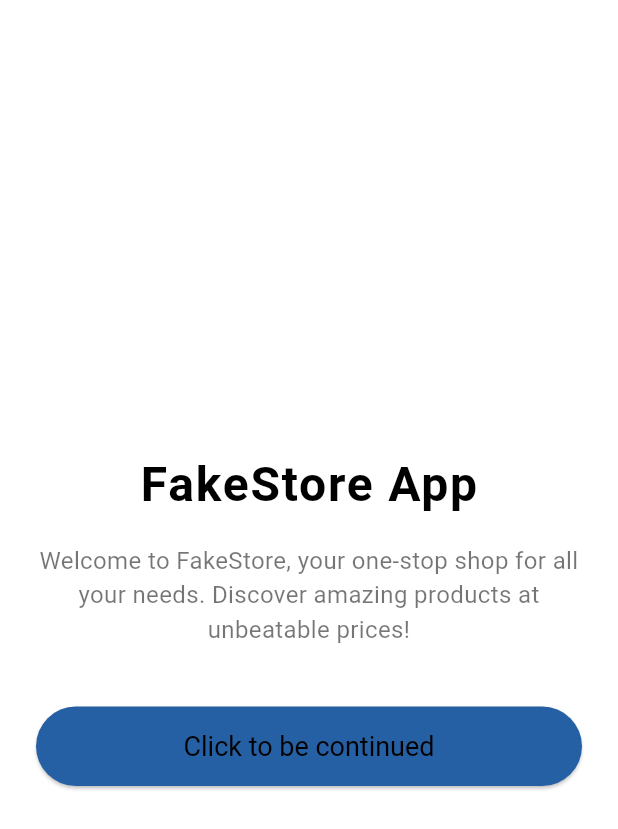
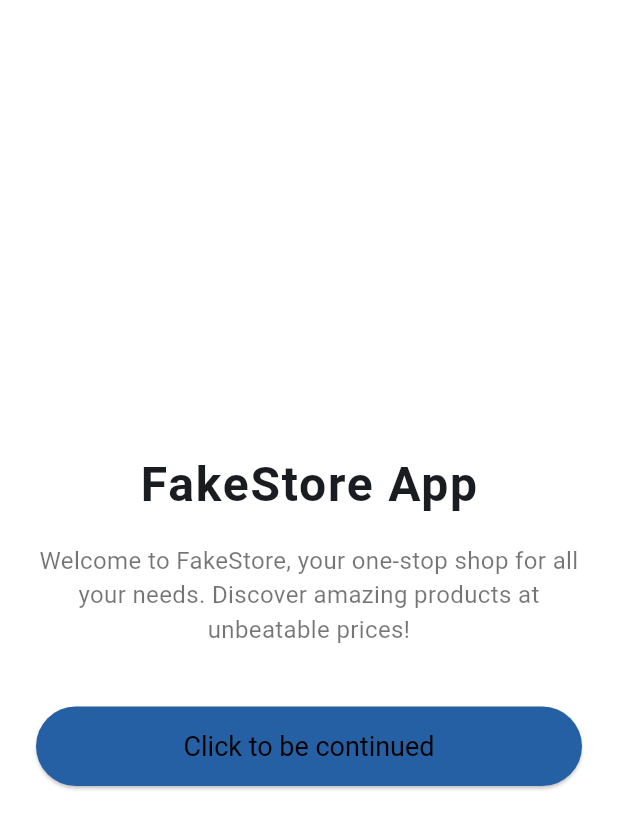
Before and after one commit to chanayut007/flutter_fakestore, a Flutter app: the screen it shows after launch, on a phone screen of 412 x 824 dp. Shown: the top 829 px of the screen. Run offline on Flutter 3.47's test engine with Material 3 defaults, Android fonts, the phone set to English and light mode, and no system bars; our stand-ins replace dio, flutter_secure_storage, get_it; missing offline and left inert: flutter_fake_user_package.

Commit message:
refactor code & update ci/cd

```diff
--- a/features/welcome/lib/welcome_screen.dart
+++ b/features/welcome/lib/welcome_screen.dart
@@ -53,9 +53,8 @@ class WelcomeScreen extends StatelessWidget {
                           vertical: isLargeScreen ? 20 : 16,
                         ),
                         textStyle: TextStyle(
-                          fontSize: isLargeScreen ? 22 : 18,
-                          color: Theme.of(context).colorScheme.onSecondary,
-                        ),
+                            fontSize: isLargeScreen ? 22 : 18,
+                            color: Colors.white),
                       ),
                       child: const Text('Click to be continued'),
                     ),
--- a/lib/main.dart
+++ b/lib/main.dart
@@ -14,6 +14,7 @@ class MyApp extends StatelessWidget {
   @override
   Widget build(BuildContext context) {
     return MaterialApp(
+      debugShowCheckedModeBanner: false,
       title: 'Flutter Demo',
       theme: ThemeData(
         colorScheme: ColorScheme.fromSeed(
@@ -27,20 +28,16 @@ class MyApp extends StatelessWidget {
         useMaterial3: true,
         scaffoldBackgroundColor: const Color(0xFFEDF7F6),
         appBarTheme: const AppBarTheme(
-          backgroundColor: Color(0xFFEDF7F6), // secondary color
-          iconTheme: IconThemeData(
-            color: Colors.transparent, // hides the back button icon
-          ),
-        ),
-        textTheme: ThemeData.light().textTheme.apply(
-              bodyColor: Colors.black,
-              displayColor: Colors.black,
+            backgroundColor: Color(0xFFEDF7F6), // secondary color
+            iconTheme: IconThemeData(
+              color: Colors.transparent, // hides the back button icon
             ),
+            elevation: 0),
         elevatedButtonTheme: ElevatedButtonThemeData(
           style: ElevatedButton.styleFrom(
             backgroundColor: const Color(0xFF2660A4),
             foregroundColor: Colors.black,
-            textStyle: const TextStyle(color: Colors.black),
+            textStyle: const TextStyle(color: Colors.white),
           ),
         ),
         inputDecorationTheme: const InputDecorationTheme(
```
Also changed, not shown: features/cart/lib/cart_screen.dart (+10 -8 lines), features/product/lib/product_screen.dart (+4 -3 lines), 1 other file.
